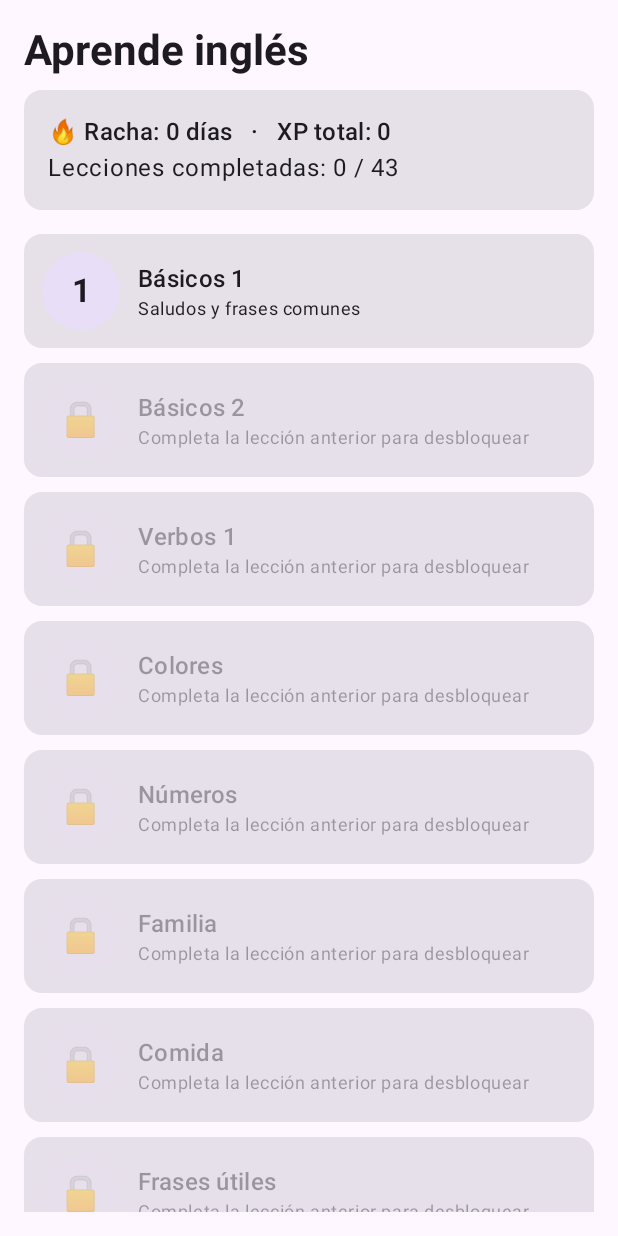
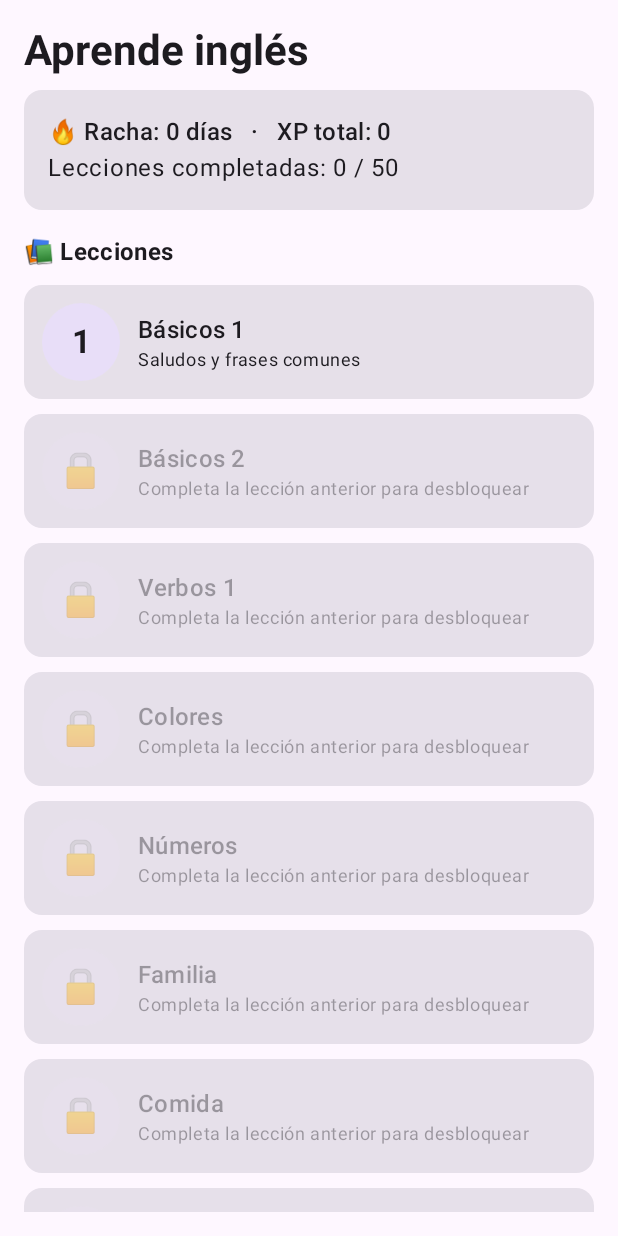
Before and after one commit to subrey/english-mvp, an Android app built with Jetpack Compose: the screen it shows after launch (MainActivity), on a phone screen of 412 x 824 dp. Run offline under Robolectric (Android 15) with nearby library versions, the phone set to English and light mode, and no system bars; 1 statement that could not run was skipped.

Commit message:
v1.4: 7 lecciones nuevas (total 50) + sección de canciones con letra, TTS y traducción

```diff
--- a/app/src/main/java/com/example/englishmvp/MainActivity.kt
+++ b/app/src/main/java/com/example/englishmvp/MainActivity.kt
@@ -14,6 +14,7 @@ import com.example.englishmvp.data.ProgressStore
 import com.example.englishmvp.ui.HomeScreen
 import com.example.englishmvp.ui.LessonScreen
 import com.example.englishmvp.ui.ResultScreen
+import com.example.englishmvp.ui.SongScreen
 import kotlinx.coroutines.launch
 
 class MainActivity : ComponentActivity() {
@@ -35,7 +36,9 @@ class MainActivity : ComponentActivity() {
 
                     NavHost(navController = nav, startDestination = "home") {
                         composable("home") {
-                            HomeScreen(xp = xp, completed = completed, streak = streak, onOpenLesson = { nav.navigate("lesson/$it") },
+                            HomeScreen(xp = xp, completed = completed, streak = streak,
+                                onOpenLesson = { nav.navigate("lesson/$it") },
+                                onOpenSong = { nav.navigate("song/$it") },
                                 onReset = { scope.launch { store.resetAll() } })
                         }
                         composable("lesson/{id}") { backStack ->
@@ -58,6 +61,11 @@ class MainActivity : ComponentActivity() {
                                 nav.navigate("home") { popUpTo("home") { inclusive = true } }
                             }
                         }
+                        composable("song/{id}") { backStack ->
+                            val id = backStack.arguments?.getString("id") ?: return@composable
+                            val song = SongRepository.songs.find { it.id == id } ?: return@composable
+                            SongScreen(song = song, onBack = { nav.popBackStack() })
+                        }
                     }
                 }
             }
--- a/app/src/main/java/com/example/englishmvp/data/Models.kt
+++ b/app/src/main/java/com/example/englishmvp/data/Models.kt
@@ -14,6 +14,84 @@ data class Lesson(
     val description: String,
     val questions: List<Question>
 )
+
+data class SongLine(val english: String, val spanish: String)
+
+data class Song(
+    val id: String,
+    val title: String,
+    val lines: List<SongLine>
+)
+
+object SongRepository {
+    val songs: List<Song> = listOf(
+        Song(
+            id = "twinkle",
+            title = "Twinkle, Twinkle, Little Star",
+            lines = listOf(
+                SongLine("Twinkle, twinkle, little star", "Brilla, brilla, estrellita"),
+                SongLine("How I wonder what you are", "Me pregunto qué serás"),
+                SongLine("Up above the world so high", "Tan arriba en el cielo"),
+                SongLine("Like a diamond in the sky", "Como un diamante en el cielo"),
+                SongLine("Twinkle, twinkle, little star", "Brilla, brilla, estrellita"),
+                SongLine("How I wonder what you are", "Me pregunto qué serás")
+            )
+        ),
+        Song(
+            id = "birthday",
+            title = "Happy Birthday",
+            lines = listOf(
+                SongLine("Happy birthday to you", "Feliz cumpleaños a ti"),
+                SongLine("Happy birthday to you", "Feliz cumpleaños a ti"),
+                SongLine("Happy birthday, dear friend", "Feliz cumpleaños, querido amigo"),
+                SongLine("Happy birthday to you", "Feliz cumpleaños a ti")
+            )
+        ),
+        Song(
+            id = "rowboat",
+            title = "Row, Row, Row Your Boat",
+            lines = listOf(
+                SongLine("Row, row, row your boat", "Rema, rema, rema tu bote"),
+                SongLine("Gently down the stream", "Suavemente por la corriente"),
+                SongLine("Merrily, merrily, merrily, merrily", "Alegremente, alegremente"),
+                SongLine("Life is but a dream", "La vida es solo un sueño")
+            )
+        ),
+        Song(
+            id = "macdonald",
+            title = "Old MacDonald Had a Farm",
+            lines = listOf(
+                SongLine("Old MacDonald had a farm", "El viejo MacDonald tenía una granja"),
+                SongLine("E-I-E-I-O", "E-I-E-I-O"),
+                SongLine("And on his farm he had a cow", "Y en su granja tenía una vaca"),
+                SongLine("E-I-E-I-O", "E-I-E-I-O"),
+                SongLine("With a moo-moo here and a moo-moo there", "Con un muu aquí y un muu allá"),
+                SongLine("Here a moo, there a moo, everywhere a moo-moo", "Aquí un muu, allá un muu, por todas partes muu-muu"),
+                SongLine("Old MacDonald had a farm, E-I-E-I-O", "El viejo MacDonald tenía una granja, E-I-E-I-O")
+            )
+        ),
+        Song(
+            id = "happy",
+            title = "If You're Happy and You Know It",
+            lines = listOf(
+                SongLine("If you're happy and you know it, clap your hands", "Si estás feliz y lo sabes, aplaude así"),
+                SongLine("If you're happy and you know it, clap your hands", "Si estás feliz y lo sabes, aplaude así"),
+                SongLine("If you're happy and you know it, and you really want to show it", "Si estás feliz y lo sabes, y de verdad lo quieres mostrar"),
+                SongLine("If you're happy and you know it, clap your hands", "Si estás feliz y lo sabes, aplaude así")
+            )
+        ),
+        Song(
+            id = "wheels",
+            title = "The Wheels on the Bus",
+            lines = listOf(
+                SongLine("The wheels on the bus go round and round", "Las ruedas del autobús giran y giran"),
+                SongLine("Round and round, round and round", "Giran y giran, giran y giran"),
+                SongLine("The wheels on the bus go round and round", "Las ruedas del autobús giran y giran"),
+                SongLine("All through the town", "Por todo el pueblo")
+            )
+        )
+    )
+}
 
 object LessonRepository {
     val lessons: List<Lesson> = listOf(
@@ -529,6 +607,90 @@ object LessonRepository {
                 Question("¿Cómo se dice \"Con permiso\"?", listOf("Excuse me", "Sorry", "Please", "Thanks"), 0),
                 Question("Traduce al inglés: \"Por favor\"", type = "write", answer = "please")
             )
+        ),
+        Lesson(
+            id = "salvajes",
+            title = "Animales salvajes",
+            description = "Animales de la selva",
+            questions = listOf(
+                Question("¿Qué significa \"Lion\"?", listOf("León", "Tigre", "Oso", "Lobo"), 0),
+                Question("¿Cómo se dice \"Tigre\"?", listOf("Lion", "Wolf", "Tiger", "Bear"), 2),
+                Question("Traduce: \"The lion is the king\"", listOf("El león es el rey", "El tigre es el rey", "El león es fuerte", "El rey es un león"), 0),
+                Question("¿Qué significa \"Monkey\"?", listOf("Mono", "Elefante", "Jirafa", "Cebra"), 0),
+                Question("Traduce al inglés: \"El tigre es rápido\"", type = "write", answer = "the tiger is fast|the tiger is quick")
+            )
+        ),
+        Lesson(
+            id = "playa",
+            title = "En la playa",
+            description = "Vacaciones en la playa",
+            questions = listOf(
+                Question("¿Qué significa \"Sand\"?", listOf("Arena", "Olas", "Sombrilla", "Concha"), 0),
+                Question("¿Cómo se dice \"Sombrilla\"?", listOf("Umbrella", "Sunscreen", "Towel", "Bucket"), 0),
+                Question("Traduce: \"I swim in the sea\"", listOf("Nado en el mar", "Nado en la piscina", "Veo el mar", "Voy al mar"), 0),
+                Question("¿Qué significa \"Wave\"?", listOf("Ola", "Arena", "Sol", "Barco"), 0),
+                Question("Traduce al inglés: \"La playa es hermosa\"", type = "write", answer = "the beach is beautiful|the beach is pretty")
+            )
+        ),
+        Lesson(
+            id = "musica",
+            title = "Música",
+            description = "Instrumentos y canciones",
+            questions = listOf(
+                Question("¿Qué significa \"Song\"?", listOf("Canción", "Banda", "Disco", "Baile"), 0),
+                Question("¿Cómo se dice \"Batería\" (instrumento)?", listOf("Drums", "Guitar", "Piano", "Flute"), 0),
+                Question("Traduce: \"I listen to music\"", listOf("Escucho música", "Toco música", "Veo música", "Compro música"), 0),
+                Question("¿Qué significa \"To sing\"?", listOf("Cantar", "Bailar", "Tocar", "Escuchar"), 0),
+                Question("Traduce al inglés: \"Me gusta esta canción\"", type = "write", answer = "i like this song")
+            )
+        ),
+        Lesson(
+            id = "estaciones",
+            title = "Estaciones del año",
+            description = "Seasons (avanzado)",
+            questions = listOf(
+                Question("¿Qué significa \"Spring\"?", listOf("Primavera", "Verano", "Otoño", "Invierno"), 0),
+                Question("¿Cómo se dice \"Verano\"?", listOf("Summer", "Winter", "Autumn", "Spring"), 0),
+                Question("Traduce: \"In winter it is cold\"", listOf("En invierno hace frío", "En invierno hace calor", "En verano hace frío", "El invierno es corto"), 0),
+                Question("¿Qué significa \"Autumn / Fall\"?", listOf("Otoño", "Primavera", "Noche", "Semana"), 0),
+                Question("Traduce al inglés: \"El verano es caliente\"", type = "write", answer = "summer is hot|the summer is hot")
+            )
+        ),
+        Lesson(
+            id = "verbos3",
+            title = "Verbos 3",
+            description = "Verbos útiles del día a día (avanzado)",
+            questions = listOf(
+                Question("¿Qué significa \"To get up\"?", listOf("Levantarse", "Acostarse", "Sentarse", "Levantar objetos"), 0),
+                Question("¿Cómo se dice \"Olvidar\"?", listOf("To forget", "To remember", "To leave", "To lose"), 0),
+                Question("Traduce: \"I always forget names\"", listOf("Siempre olvido los nombres", "Nunca olvido los nombres", "Siempre recuerdo los nombres", "Olvidé tu nombre"), 0),
+                Question("¿Qué significa \"To try\"?", listOf("Intentar", "Tirar", "Ganar", "Perder"), 0),
+                Question("Traduce al inglés: \"Recuerdo tu nombre\"", type = "write", answer = "i remember your name")
+            )
+        ),
+        Lesson(
+            id = "escuela2",
+            title = "Escuela 2",
+            description = "Útiles escolares (avanzado)",
+            questions = listOf(
+                Question("¿Qué significa \"Backpack\"?", listOf("Mochila", "Pizarra", "Borrador", "Lápiz"), 0),
+                Question("¿Cómo se dice \"Borrador\"?", listOf("Eraser", "Marker", "Notebook", "Ruler"), 0),
+                Question("Traduce: \"The teacher writes on the board\"", listOf("El maestro escribe en el pizarrón", "El maestro borra el pizarrón", "El alumno escribe en el pizarrón", "El maestro lee el pizarrón"), 0),
+                Question("¿Qué significa \"Ruler\"?", listOf("Regla", "Tijeras", "Grapas", "Pegamento"), 0),
+                Question("Traduce al inglés: \"Abro mi mochila\"", type = "write", answer = "i open my backpack")
+            )
+        ),
+        Lesson(
+            id = "cocina",
+            title = "En la cocina",
+            description = "Verbos de cocinar (avanzado)",
+            questions = listOf(
+                Question("¿Qué significa \"To boil\"?", listOf("Hervir", "Freír", "Cortar", "Mezclar"), 0),
+                Question("¿Cómo se dice \"Cuchillo\"?", listOf("Knife", "Fork", "Spoon", "Plate"), 0),
+                Question("Traduce: \"Cut the onion\"", listOf("Corta la cebolla", "Pela la cebolla", "Compra la cebolla", "Corta el pan"), 0),
+                Question("¿Qué significa \"To bake\"?", listOf("Hornear", "Picar", "Hervir", "Servir"), 0),
+                Question("Traduce al inglés: \"Mezcla el agua y la sal\"", type = "write", answer = "mix the water and the salt|mix water and salt")
+            )
         )
     )
 }
--- a/app/src/main/java/com/example/englishmvp/ui/AppScreens.kt
+++ b/app/src/main/java/com/example/englishmvp/ui/AppScreens.kt
@@ -15,6 +15,8 @@ import androidx.compose.ui.unit.dp
 import com.example.englishmvp.data.Lesson
 import com.example.englishmvp.data.LessonRepository
 import com.example.englishmvp.data.Question
+import com.example.englishmvp.data.Song
+import com.example.englishmvp.data.SongRepository
 import com.example.englishmvp.data.SoundHelper
 import com.example.englishmvp.data.TtsHelper
 
@@ -33,7 +35,38 @@ private fun isAnswerCorrect(q: Question, selected: Int?, written: String): Boole
         selected == q.correctIndex
 
 @Composable
-fun HomeScreen(xp: Int, completed: Map<String, Boolean>, streak: Int, onOpenLesson: (String) -> Unit, onReset: () -> Unit) {
+fun SongScreen(song: com.example.englishmvp.data.Song, onBack: () -> Unit) {
+    val context = LocalContext.current
+    val tts = remember { TtsHelper(context) }
+    DisposableEffect(Unit) { onDispose { tts.shutdown() } }
+    Column(modifier = Modifier.fillMaxSize().padding(16.dp)) {
+        Row(verticalAlignment = Alignment.CenterVertically) {
+            TextButton(onClick = onBack) { Text("←") }
+            Text(song.title, style = MaterialTheme.typography.titleLarge, fontWeight = FontWeight.Bold)
+        }
+        Spacer(Modifier.height(8.dp))
+        Text("Toca 🔊 para escuchar cada línea en inglés", style = MaterialTheme.typography.bodySmall)
+        Spacer(Modifier.height(12.dp))
+        LazyColumn(verticalArrangement = Arrangement.spacedBy(14.dp)) {
+            items(song.lines.size) { i ->
+                val line = song.lines[i]
+                Card(modifier = Modifier.fillMaxWidth()) {
+                    Column(Modifier.padding(12.dp)) {
+                        Row(verticalAlignment = Alignment.CenterVertically) {
+                            Text(line.english, style = MaterialTheme.typography.titleMedium, modifier = Modifier.weight(1f))
+                            IconButton(onClick = { tts.speak(line.english) }) { Text("🔊") }
+                        }
+                        Text(line.spanish, style = MaterialTheme.typography.bodyMedium,
+                            color = MaterialTheme.colorScheme.onSurfaceVariant)
+                    }
+                }
+            }
+        }
+    }
+}
+
+@Composable
+fun HomeScreen(xp: Int, completed: Map<String, Boolean>, streak: Int, onOpenLesson: (String) -> Unit, onOpenSong: (String) -> Unit, onReset: () -> Unit) {
     val allDone = LessonRepository.lessons.all { completed[it.id] == true }
     Column(modifier = Modifier.fillMaxSize().padding(16.dp)) {
         if (allDone) {
@@ -60,6 +93,9 @@ fun HomeScreen(xp: Int, completed: Map<String, Boolean>, streak: Int, onOpenLess
         }
         Spacer(Modifier.height(16.dp))
         LazyColumn(verticalArrangement = Arrangement.spacedBy(10.dp)) {
+            item {
+                Text("📚 Lecciones", style = MaterialTheme.typography.titleMedium, fontWeight = FontWeight.Bold)
+            }
             itemsIndexed(LessonRepository.lessons) { i, lesson ->
                 val done = completed[lesson.id] == true
                 val unlocked = i == 0 || completed[LessonRepository.lessons[i - 1].id] == true
@@ -99,6 +135,25 @@ fun HomeScreen(xp: Int, completed: Map<String, Boolean>, streak: Int, onOpenLess
                                 },
                                 style = MaterialTheme.typography.bodySmall
                             )
+                        }
+                    }
+                }
+            }
+            item {
+                Spacer(Modifier.height(8.dp))
+                Text("🎵 Canciones", style = MaterialTheme.typography.titleMedium, fontWeight = FontWeight.Bold)
+            }
+            items(SongRepository.songs) { song ->
+                Card(onClick = { onOpenSong(song.id) }, modifier = Modifier.fillMaxWidth()) {
+                    Row(Modifier.padding(12.dp), verticalAlignment = Alignment.CenterVertically) {
+                        Box(
+                            modifier = Modifier.size(52.dp).background(MaterialTheme.colorScheme.tertiaryContainer, CircleShape),
+                            contentAlignment = Alignment.Center
+                        ) { Text("🎵", style = MaterialTheme.typography.titleLarge) }
+                        Spacer(Modifier.width(12.dp))
+                        Column(Modifier.weight(1f)) {
+                            Text(song.title, style = MaterialTheme.typography.titleMedium)
+                            Text("Letra con pronunciación y traducción", style = MaterialTheme.typography.bodySmall)
                         }
                     }
                 }
```
